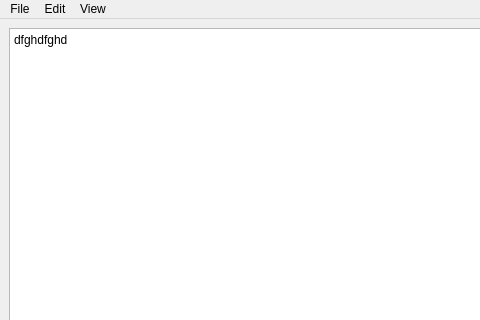
Qt form qt-texteditor/texteditor.ui (niosp/hackclub-arcade) before a commit; both pictures show x 0 to 480 and y 0 to 320 of the 792 by 693 pixel window.
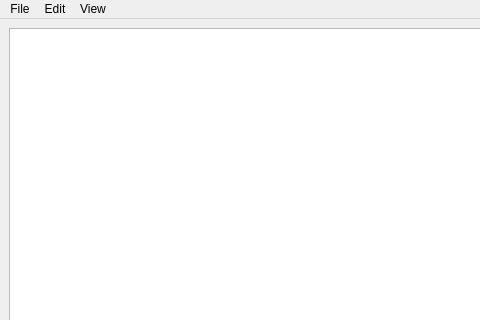
The same form after that commit. Icons and pictures are not drawn.

```diff
--- a/qt-texteditor/texteditor.ui
+++ b/qt-texteditor/texteditor.ui
@@ -24,7 +24,7 @@
     <item>
      <widget class="QPlainTextEdit" name="plainTextEdit">
       <property name="plainText">
-       <string>dfghdfghd</string>
+       <string/>
       </property>
      </widget>
     </item>
```
